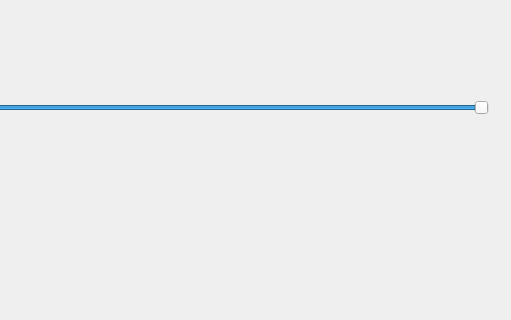
This is EconomicEngineDebugGUI/EconomicEngineDebugGUI.ui in ZeCroque/EconomicEngine as Qt 5 draws it before an edit; both pictures show x 689 to 1200 and y 225 to 545 of the 1200 by 680 pixel window. The edited form follows.
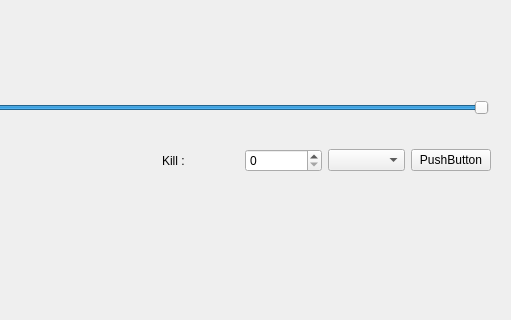
This is the edited form. Custom widgets are drawn as their Qt base class.

Commit message: Feat -> Kill: Add kill trader option

```diff
--- a/EconomicEngineDebugGUI/EconomicEngineDebugGUI.ui
+++ b/EconomicEngineDebugGUI/EconomicEngineDebugGUI.ui
@@ -259,6 +259,56 @@
      </item>
     </layout>
    </widget>
+   <widget class="QWidget" name="gridLayoutWidget">
+    <property name="geometry">
+     <rect>
+      <x>840</x>
+      <y>360</y>
+      <width>351</width>
+      <height>51</height>
+     </rect>
+    </property>
+    <layout class="QGridLayout" name="gridLayout">
+     <item row="0" column="2">
+      <widget class="QComboBox" name="cBKill"/>
+     </item>
+     <item row="0" column="3">
+      <widget class="QPushButton" name="pBKill">
+       <property name="text">
+        <string>PushButton</string>
+       </property>
+      </widget>
+     </item>
+     <item row="0" column="0">
+      <widget class="QLabel" name="lbKill">
+       <property name="layoutDirection">
+        <enum>Qt::LeftToRight</enum>
+       </property>
+       <property name="autoFillBackground">
+        <bool>false</bool>
+       </property>
+       <property name="text">
+        <string>Kill :</string>
+       </property>
+       <property name="scaledContents">
+        <bool>false</bool>
+       </property>
+       <property name="alignment">
+        <set>Qt::AlignLeading|Qt::AlignLeft|Qt::AlignVCenter</set>
+       </property>
+       <property name="wordWrap">
+        <bool>true</bool>
+       </property>
+       <property name="margin">
+        <number>10</number>
+       </property>
+      </widget>
+     </item>
+     <item row="0" column="1">
+      <widget class="QSpinBox" name="sBKill"/>
+     </item>
+    </layout>
+   </widget>
   </widget>
   <widget class="QStatusBar" name="statusBar">
    <property name="enabled">
```
The commit also changes 5 other files.
